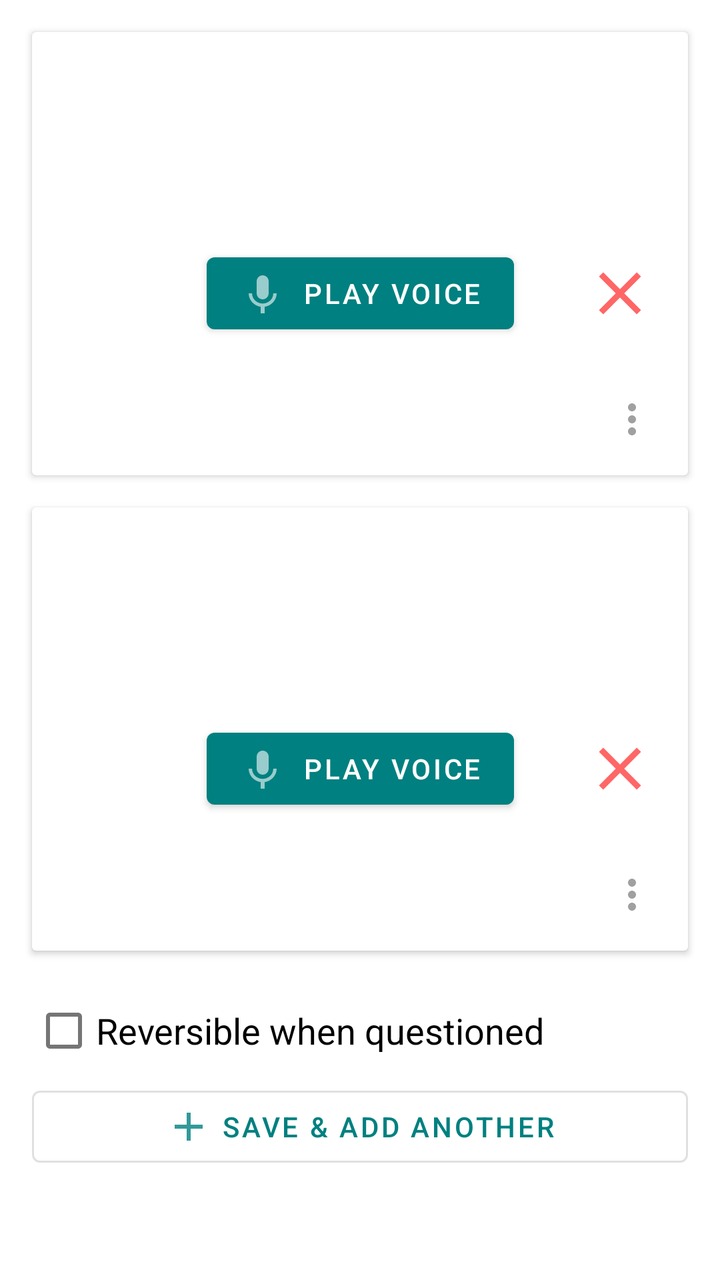
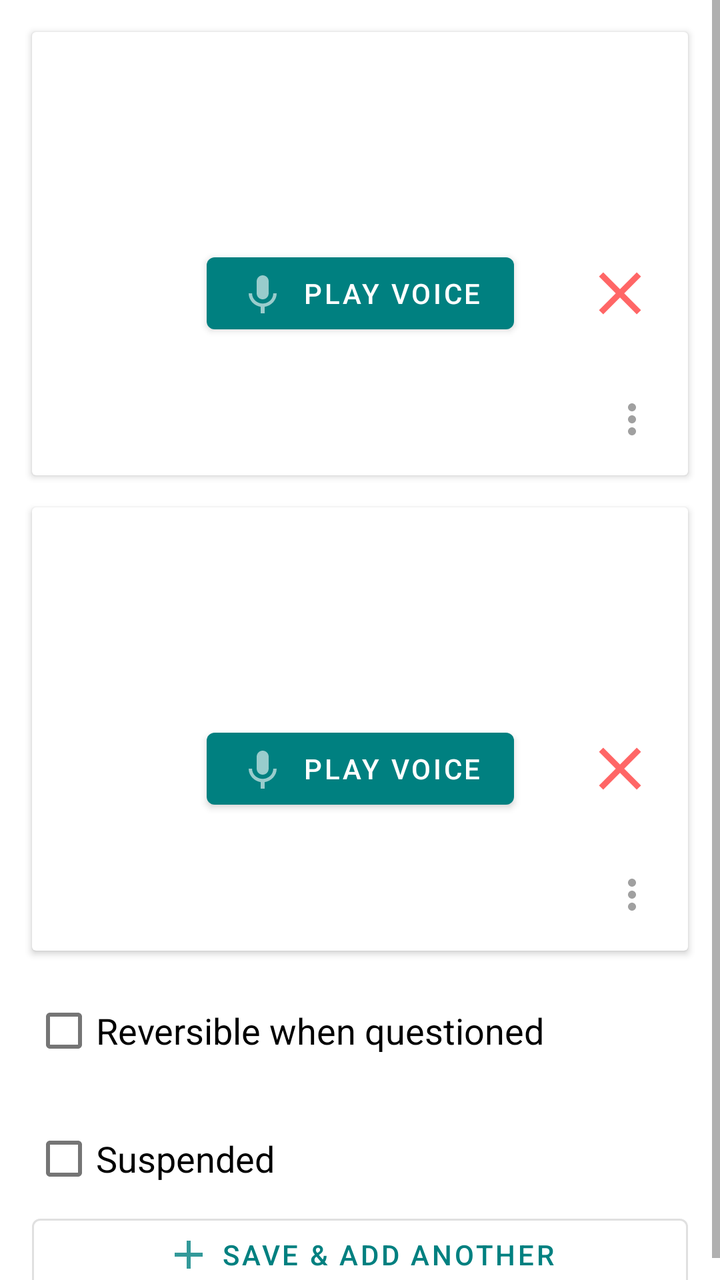

Screens rendered from an Android XML layout before and after an edit, with the pre-edit source and the edit as a unified diff.
<!-- AndroidManifest.xml: application theme Theme.Aflashdeck -->
<!-- res/layout/page_card_detail.xml -->
<?xml version="1.0" encoding="utf-8"?>
<androidx.constraintlayout.widget.ConstraintLayout xmlns:android="http://schemas.android.com/apk/res/android"
    xmlns:app="http://schemas.android.com/apk/res-auto"
    android:layout_width="match_parent"
    android:layout_height="match_parent"
    android:background="?attr/pageBackground"
    android:orientation="vertical"
    android:keepScreenOn="true">

    <ScrollView
        android:id="@+id/container_content"
        android:layout_width="match_parent"
        android:layout_height="0dp"
        app:layout_constraintBottom_toTopOf="@id/container_app_bar"
        app:layout_constraintEnd_toEndOf="parent"
        app:layout_constraintStart_toStartOf="parent"
        app:layout_constraintTop_toTopOf="parent">

        <androidx.constraintlayout.widget.ConstraintLayout
            android:layout_width="match_parent"
            android:layout_height="wrap_content">

            <androidx.cardview.widget.CardView
                android:id="@+id/card_question"
                android:layout_width="match_parent"
                android:layout_height="wrap_content"
                android:layout_margin="@dimen/text_margin"
                app:layout_constraintEnd_toEndOf="parent"
                app:layout_constraintStart_toStartOf="parent"
                app:layout_constraintTop_toTopOf="parent">

                <LinearLayout
                    android:layout_width="match_parent"
                    android:layout_height="match_parent"
                    android:animateLayoutChanges="true"
                    android:orientation="vertical">

                    <FrameLayout
                        android:layout_width="match_parent"
                        android:layout_height="wrap_content"
                        android:layout_margin="@dimen/text_margin">

                        <com.google.android.material.textfield.TextInputLayout
                            android:id="@+id/text_input_question"
                            style="@style/Widget.MaterialComponents.TextInputLayout.OutlinedBox"
                            android:layout_width="match_parent"
                            android:layout_height="wrap_content">

                            <com.google.android.material.textfield.TextInputEditText
                                android:id="@+id/text_input_edit_question"
                                android:layout_width="match_parent"
                                android:layout_height="match_parent"
                                android:hint="@string/question"
                                android:textSize="18sp" />
                        </com.google.android.material.textfield.TextInputLayout>

                        <com.google.android.material.textview.MaterialTextView
                            android:id="@+id/text_rendered_question"
                            android:layout_width="match_parent"
                            android:layout_height="match_parent"
                            android:background="?attr/colorSurface"
                            android:padding="16dp"
                            android:textSize="18sp" />
                    </FrameLayout>


                    <androidx.constraintlayout.widget.ConstraintLayout
                        android:id="@+id/container_image_question"
                        android:layout_width="match_parent"
                        android:layout_height="wrap_content"
                        android:visibility="gone">

                        <ImageView
                            android:id="@+id/image_question"
                            android:layout_width="match_parent"
                            android:layout_height="200dp"
                            app:layout_constraintBottom_toBottomOf="parent"
                            app:layout_constraintEnd_toEndOf="parent"
                            app:layout_constraintStart_toStartOf="parent"
                            app:layout_constraintTop_toTopOf="parent" />

                        <com.google.android.material.button.MaterialButton
                            android:id="@+id/button_question_delete_image"
                            style="@style/Theme.Aflashdeck.BorderlessMenuButton"
                            android:layout_width="wrap_content"
                            android:layout_height="wrap_content"
                            app:icon="@drawable/ic_clear_black"
                            app:iconGravity="end"
                            app:iconSize="48dp"
                            app:iconTint="@color/red"
                            app:layout_constraintEnd_toEndOf="parent"
                            app:layout_constraintTop_toTopOf="parent" />
                    </androidx.constraintlayout.widget.ConstraintLayout>

                    <androidx.constraintlayout.widget.ConstraintLayout
                        android:id="@+id/container_voice_question"
                        android:layout_width="match_parent"
                        android:layout_height="wrap_content">

                        <com.google.android.material.button.MaterialButton
                            android:id="@+id/button_question_voice"
                            android:layout_width="wrap_content"
                            android:layout_height="wrap_content"
                            android:layout_gravity="center"
                            android:text="@string/play_voice"
                            app:icon="@drawable/ic_keyboard_voice_black"
                            app:iconTint="@color/daynight_white_black"
                            app:layout_constraintBottom_toBottomOf="parent"
                            app:layout_constraintEnd_toEndOf="parent"
                            app:layout_constraintStart_toStartOf="parent"
                            app:layout_constraintTop_toTopOf="parent" />

                        <com.google.android.material.button.MaterialButton
                            android:id="@+id/button_question_delete_voice"
                            style="@style/Theme.Aflashdeck.BorderlessMenuButton"
                            android:layout_width="wrap_content"
                            android:layout_height="wrap_content"
                            app:icon="@drawable/ic_clear_black"
                            app:iconGravity="end"
                            app:iconSize="36dp"
                            app:iconTint="@color/red"
                            app:layout_constraintEnd_toEndOf="parent"
                            app:layout_constraintTop_toTopOf="parent" />
                    </androidx.constraintlayout.widget.ConstraintLayout>

                    <androidx.constraintlayout.widget.ConstraintLayout
                        android:layout_width="match_parent"
                        android:layout_height="?attr/actionBarSize"
                        android:orientation="horizontal">

                        <com.google.android.material.button.MaterialButton
                            android:id="@+id/button_question_more_action"
                            style="@style/Theme.Aflashdeck.BorderlessMenuButton"
                            android:layout_width="wrap_content"
                            android:layout_height="wrap_content"
                            app:icon="@drawable/ic_more_vert_black"
                            app:iconGravity="end"
                            app:layout_constraintBottom_toBottomOf="parent"
                            app:layout_constraintEnd_toEndOf="parent"
                            app:layout_constraintTop_toTopOf="parent" />
                    </androidx.constraintlayout.widget.ConstraintLayout>
                </LinearLayout>
            </androidx.cardview.widget.CardView>

            <androidx.cardview.widget.CardView
                android:id="@+id/card_answer"
                android:layout_width="match_parent"
                android:layout_height="wrap_content"
                android:layout_margin="@dimen/text_margin"
                app:layout_constraintEnd_toEndOf="parent"
                app:layout_constraintStart_toStartOf="parent"
                app:layout_constraintTop_toBottomOf="@id/card_question">

                <LinearLayout
                    android:layout_width="match_parent"
                    android:layout_height="match_parent"
                    android:animateLayoutChanges="true"
                    android:orientation="vertical">

                    <FrameLayout
                        android:layout_width="match_parent"
                        android:layout_height="wrap_content"
                        android:layout_margin="@dimen/text_margin">

                        <com.google.android.material.textfield.TextInputLayout
                            android:id="@+id/text_input_answer"
                            style="@style/Widget.MaterialComponents.TextInputLayout.OutlinedBox"
                            android:layout_width="match_parent"
                            android:layout_height="wrap_content">

                            <com.google.android.material.textfield.TextInputEditText
                                android:id="@+id/text_input_edit_answer"
                                android:layout_width="match_parent"
                                android:layout_height="match_parent"
                                android:hint="@string/answer"
                                android:maxLines="10"
                                android:textSize="18sp" />
                        </com.google.android.material.textfield.TextInputLayout>

                        <com.google.android.material.textview.MaterialTextView
                            android:id="@+id/text_rendered_answer"
                            android:layout_width="match_parent"
                            android:layout_height="match_parent"
                            android:background="?attr/colorSurface"
                            android:padding="16dp"
                            android:textSize="18sp" />
                    </FrameLayout>

                    <androidx.constraintlayout.widget.ConstraintLayout
                        android:id="@+id/container_image_answer"
                        android:layout_width="match_parent"
                        android:layout_height="wrap_content"
                        android:visibility="gone">

                        <ImageView
                            android:id="@+id/image_answer"
                            android:layout_width="match_parent"
                            android:layout_height="200dp"
                            app:layout_constraintBottom_toBottomOf="parent"
                            app:layout_constraintEnd_toEndOf="parent"
                            app:layout_constraintStart_toStartOf="parent"
                            app:layout_constraintTop_toTopOf="parent" />

                        <com.google.android.material.button.MaterialButton
                            android:id="@+id/button_answer_delete_image"
                            style="@style/Theme.Aflashdeck.BorderlessMenuButton"
                            android:layout_width="wrap_content"
                            android:layout_height="wrap_content"
                            app:icon="@drawable/ic_clear_black"
                            app:iconGravity="end"
                            app:iconSize="48dp"
                            app:iconTint="@color/red"
                            app:layout_constraintEnd_toEndOf="parent"
                            app:layout_constraintTop_toTopOf="parent" />
                    </androidx.constraintlayout.widget.ConstraintLayout>

                    <androidx.constraintlayout.widget.ConstraintLayout
                        android:id="@+id/container_voice_answer"
                        android:layout_width="match_parent"
                        android:layout_height="wrap_content">

                        <com.google.android.material.button.MaterialButton
                            android:id="@+id/button_answer_voice"
                            android:layout_width="wrap_content"
                            android:layout_height="wrap_content"
                            android:layout_gravity="center"
                            android:text="@string/play_voice"
                            app:icon="@drawable/ic_keyboard_voice_black"
                            app:iconTint="@color/daynight_white_black"
                            app:layout_constraintBottom_toBottomOf="parent"
                            app:layout_constraintEnd_toEndOf="parent"
                            app:layout_constraintStart_toStartOf="parent"
                            app:layout_constraintTop_toTopOf="parent" />

                        <com.google.android.material.button.MaterialButton
                            android:id="@+id/button_answer_delete_voice"
                            style="@style/Theme.Aflashdeck.BorderlessMenuButton"
                            android:layout_width="wrap_content"
                            android:layout_height="wrap_content"
                            app:icon="@drawable/ic_clear_black"
                            app:iconGravity="end"
                            app:iconSize="36dp"
                            app:iconTint="@color/red"
                            app:layout_constraintEnd_toEndOf="parent"
                            app:layout_constraintTop_toTopOf="parent" />
                    </androidx.constraintlayout.widget.ConstraintLayout>

                    <androidx.constraintlayout.widget.ConstraintLayout
                        android:layout_width="match_parent"
                        android:layout_height="?attr/actionBarSize"
                        android:orientation="horizontal">

                        <com.google.android.material.button.MaterialButton
                            android:id="@+id/button_answer_more_action"
                            style="@style/Theme.Aflashdeck.BorderlessMenuButton"
                            android:layout_width="wrap_content"
                            android:layout_height="wrap_content"
                            app:icon="@drawable/ic_more_vert_black"
                            app:iconGravity="end"
                            app:layout_constraintBottom_toBottomOf="parent"
                            app:layout_constraintEnd_toEndOf="parent"
                            app:layout_constraintTop_toTopOf="parent" />
                    </androidx.constraintlayout.widget.ConstraintLayout>
                </LinearLayout>
            </androidx.cardview.widget.CardView>

            <com.google.android.material.checkbox.MaterialCheckBox
                android:id="@+id/checkbox_reversible"
                android:layout_width="match_parent"
                android:layout_height="wrap_content"
                android:layout_margin="@dimen/text_margin"
                android:text="@string/reversible_when_questioned"
                android:textSize="18sp"
                app:layout_constraintEnd_toEndOf="parent"
                app:layout_constraintStart_toStartOf="parent"
                app:layout_constraintTop_toBottomOf="@id/card_answer" />

            <com.google.android.material.button.MaterialButton
                android:id="@+id/button_save_and_add"
                style="@style/Widget.MaterialComponents.Button.OutlinedButton"
                android:layout_width="match_parent"
                android:layout_height="wrap_content"
                android:layout_marginStart="@dimen/text_margin"
                android:layout_marginEnd="@dimen/text_margin"
                android:layout_marginBottom="@dimen/text_margin"
                android:text="@string/save_and_add_another"
                app:icon="@drawable/ic_add_white"
                app:iconGravity="textStart"
                app:layout_constraintEnd_toEndOf="parent"
                app:layout_constraintStart_toStartOf="parent"
                app:layout_constraintTop_toBottomOf="@id/checkbox_reversible" />
        </androidx.constraintlayout.widget.ConstraintLayout>
    </ScrollView>

    <FrameLayout
        android:id="@+id/container_app_bar"
        android:layout_width="match_parent"
        android:layout_height="0dp"
        app:layout_constraintBottom_toBottomOf="parent"
        app:layout_constraintEnd_toEndOf="parent"
        app:layout_constraintStart_toStartOf="parent" />

</androidx.constraintlayout.widget.ConstraintLayout>
<!-- resources referenced by this layout -->
<resources>
  <color name="daynight_white_black">@color/white</color>
  <color name="red">#FFFF0000</color>
  <dimen name="text_margin">16dp</dimen>
  <!-- drawable ic_add_white (drawable-anydpi) -->
  <vector xmlns:android="http://schemas.android.com/apk/res/android"
      android:width="24dp"
      android:height="24dp"
      android:viewportWidth="24"
      android:viewportHeight="24"
      android:tint="#FFFFFF"
      android:alpha="0.8">
    <path
        android:fillColor="@android:color/white"
        android:pathData="M19,13h-6v6h-2v-6H5v-2h6V5h2v6h6v2z"/>
  </vector>
  <!-- drawable ic_clear_black (drawable-anydpi) -->
  <vector xmlns:android="http://schemas.android.com/apk/res/android"
      android:width="24dp"
      android:height="24dp"
      android:viewportWidth="24"
      android:viewportHeight="24"
      android:tint="#333333"
      android:alpha="0.6">
      <path
          android:fillColor="@android:color/white"
          android:pathData="M19,6.41L17.59,5 12,10.59 6.41,5 5,6.41 10.59,12 5,17.59 6.41,19 12,13.41 17.59,19 19,17.59 13.41,12z" />
  </vector>
  <!-- drawable ic_keyboard_voice_black (drawable-anydpi) -->
  <vector xmlns:android="http://schemas.android.com/apk/res/android"
      android:width="24dp"
      android:height="24dp"
      android:viewportWidth="24"
      android:viewportHeight="24"
      android:tint="#333333"
      android:alpha="0.6">
      <path
          android:fillColor="@android:color/white"
          android:pathData="M12,15c1.66,0 2.99,-1.34 2.99,-3L15,6c0,-1.66 -1.34,-3 -3,-3S9,4.34 9,6v6c0,1.66 1.34,3 3,3zM17.3,12c0,3 -2.54,5.1 -5.3,5.1S6.7,15 6.7,12L5,12c0,3.42 2.72,6.23 6,6.72L11,22h2v-3.28c3.28,-0.48 6,-3.3 6,-6.72h-1.7z" />
  </vector>
  <!-- drawable ic_more_vert_black (drawable-anydpi) -->
  <vector xmlns:android="http://schemas.android.com/apk/res/android"
      android:width="24dp"
      android:height="24dp"
      android:viewportWidth="24"
      android:viewportHeight="24"
      android:tint="#333333"
      android:alpha="0.6">
      <path
          android:fillColor="@android:color/white"
          android:pathData="M12,8c1.1,0 2,-0.9 2,-2s-0.9,-2 -2,-2 -2,0.9 -2,2 0.9,2 2,2zM12,10c-1.1,0 -2,0.9 -2,2s0.9,2 2,2 2,-0.9 2,-2 -0.9,-2 -2,-2zM12,16c-1.1,0 -2,0.9 -2,2s0.9,2 2,2 2,-0.9 2,-2 -0.9,-2 -2,-2z" />
  </vector>
  <string name="answer">Answer</string>
  <string name="play_voice">Play voice</string>
  <string name="question">Question</string>
  <string name="reversible_when_questioned">Reversible when questioned</string>
  <string name="save_and_add_another">Save &amp; Add Another</string>
  <style name="Theme.Aflashdeck.BorderlessMenuButton" parent="Widget.AppCompat.Button.Borderless">
          <item name="android:gravity">center_vertical</item>
          <item name="android:minHeight">70dp</item>
          <item name="background">?attr/selectableItemBackground</item>
          <item name="android:textAllCaps">false</item>
          <item name="android:textColor">@color/daynight_gray_700_white</item>
          <item name="android:textSize">@dimen/text_nav_menu</item>
          <item name="android:textStyle">normal</item>
          <item name="iconPadding">24dp</item>
          <item name="iconTint">@color/daynight_gray_700_white</item>
      </style>
  <color name="white">#FFFFFFFF</color>
  <color name="daynight_gray_700_white">@color/gray_700</color>
  <dimen name="text_nav_menu">18sp</dimen>
  <color name="teal_custom">#008080</color>
  <color name="teal_700">#FF018786</color>
  <color name="purple_200">#FFBB86FC</color>
  <color name="purple_500">#FF6200EE</color>
  <color name="gray_700">#616161</color>
  <!-- unchanged entries left out for length: 1 -->
</resources>

<!-- the commit's change to res/layout/page_card_detail.xml (unified diff, before → after) -->
@@ -275,6 +275,17 @@
                 app:layout_constraintStart_toStartOf="parent"
                 app:layout_constraintTop_toBottomOf="@id/card_answer" />
 
+            <com.google.android.material.checkbox.MaterialCheckBox
+                android:id="@+id/checkbox_suspended"
+                android:layout_width="match_parent"
+                android:layout_height="wrap_content"
+                android:layout_margin="@dimen/text_margin"
+                android:text="@string/card_suspended"
+                android:textSize="18sp"
+                app:layout_constraintEnd_toEndOf="parent"
+                app:layout_constraintStart_toStartOf="parent"
+                app:layout_constraintTop_toBottomOf="@id/checkbox_reversible" />
+
             <com.google.android.material.button.MaterialButton
                 android:id="@+id/button_save_and_add"
                 style="@style/Widget.MaterialComponents.Button.OutlinedButton"
@@ -288,7 +299,7 @@
                 app:iconGravity="textStart"
                 app:layout_constraintEnd_toEndOf="parent"
                 app:layout_constraintStart_toStartOf="parent"
-                app:layout_constraintTop_toBottomOf="@id/checkbox_reversible" />
+                app:layout_constraintTop_toBottomOf="@id/checkbox_suspended" />
         </androidx.constraintlayout.widget.ConstraintLayout>
     </ScrollView>
 
<!-- resource entries referenced after the edit -->
@@ -52,6 +52,7 @@
           android:pathData="M12,8c1.1,0 2,-0.9 2,-2s-0.9,-2 -2,-2 -2,0.9 -2,2 0.9,2 2,2zM12,10c-1.1,0 -2,0.9 -2,2s0.9,2 2,2 2,-0.9 2,-2 -0.9,-2 -2,-2zM12,16c-1.1,0 -2,0.9 -2,2s0.9,2 2,2 2,-0.9 2,-2 -0.9,-2 -2,-2z" />
   </vector>
   <string name="answer">Answer</string>
+  <string name="card_suspended">Suspended</string>
   <string name="play_voice">Play voice</string>
   <string name="question">Question</string>
   <string name="reversible_when_questioned">Reversible when questioned</string>
